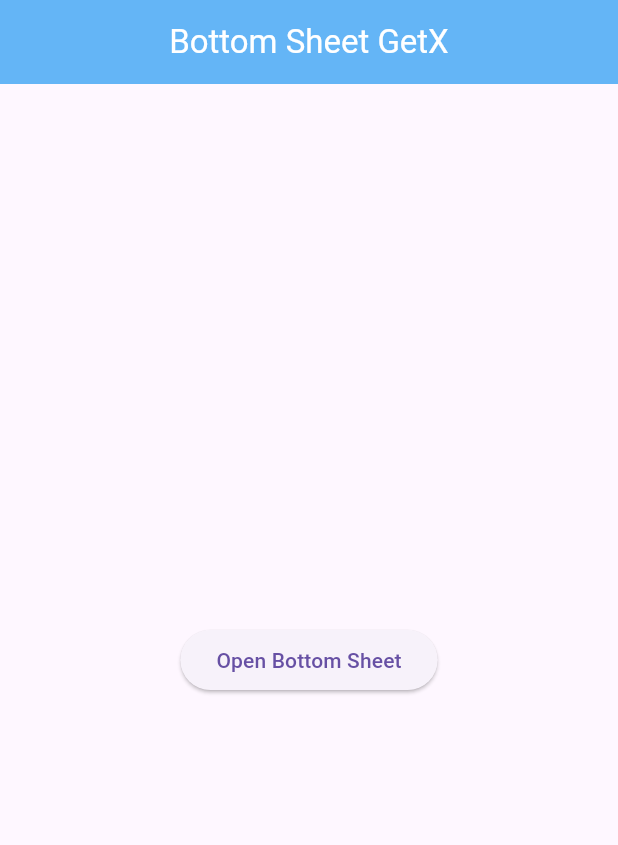
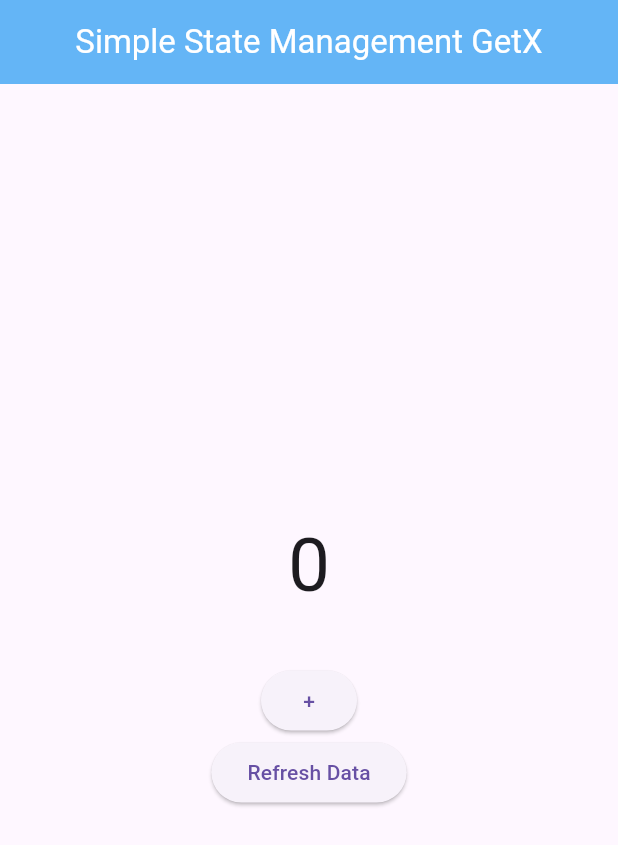
Before and after one commit to pendragonnn/learn-state-management-getx-flutter, a Flutter app: the screen it shows after launch, on a phone screen of 412 x 824 dp. Shown: the top 845 px of the screen. Run offline on Flutter 3.47's test engine with Material 3 defaults, Android fonts, the light colour scheme and no system bars; our stand-ins replace get.

Commit message:
add: simple & reactive state manager with GetX

```diff
--- /dev/null
+++ b/lib/controllers/MainController.dart
@@ -0,0 +1,24 @@
+import 'package:get/get.dart';
+
+class MainController extends GetxController {
+  // untuk reactive state manager
+  // menambahkan .obs agar bisa dipantau (bersifat reaktif)
+  var data = 0.obs; // view dalam widget menggunakan obx
+
+  // untuk simple state manager
+  int simpleData = 0; // view dalam widget menggunakan GetBuilder
+
+  void increment() => data++;
+  void simpleIncrement() {
+    simpleData++;
+
+    // update untuk memperbarui tampilan nilai dalam widget ketika nilainya 5
+    if (simpleData == 5) {
+      update();
+    }
+  }
+
+  void refreshScreen() {
+    update();
+  }
+}
--- a/lib/main.dart
+++ b/lib/main.dart
@@ -1,6 +1,8 @@
 import 'package:flutter/material.dart';
 import 'package:get/get.dart';
-import 'package:state_management_getx_flutter/pages/BottomSheetPage.dart';
+// import 'package:state_management_getx_flutter/pages/BottomSheetPage.dart';
+// import 'package:state_management_getx_flutter/pages/ReactiveStateManagementPage.dart';
+import 'package:state_management_getx_flutter/pages/SimpleStateManagementPage.dart';
 // import 'package:state_management_getx_flutter/pages/DialogPage.dart';
 // import 'package:state_management_getx_flutter/pages/SnackBarPage.dart';
 
@@ -15,7 +17,7 @@
   @override
   Widget build(BuildContext context) {
     return GetMaterialApp(
-      home: BottomSheetPage(),
+      home: SimpleStateManagementPage(),
     );
   }
 }
--- /dev/null
+++ b/lib/pages/SimpleStateManagementPage.dart
@@ -0,0 +1,59 @@
+import 'package:flutter/material.dart';
+import 'package:get/get.dart';
+import 'package:state_management_getx_flutter/controllers/MainController.dart';
+
+class SimpleStateManagementPage extends StatelessWidget {
+  // const SimpleStateManagementPage({super.key});
+  // menghubungkan widget dengan controller yang sudah dibuat
+  final mainC = Get.put(MainController());
+
+  @override
+  Widget build(BuildContext context) {
+    return Scaffold(
+      appBar: AppBar(
+        backgroundColor: Colors.blue[300],
+        title: Center(
+          child: Text(
+            "Simple State Management GetX",
+            style: TextStyle(
+              color: Colors.white,
+            ),
+          ),
+        ),
+      ),
+      body: Center(
+        child: Column(
+          mainAxisAlignment: MainAxisAlignment.center,
+          children: [
+            GetBuilder<MainController>(
+              builder: (controller) => Text(
+                // menggunakan state dari controller
+                "${controller.simpleData}",
+                style: TextStyle(
+                  fontSize: 50,
+                ),
+              ),
+            ),
+            SizedBox(
+              height: 30,
+            ),
+            ElevatedButton(
+              onPressed: () {
+                // memanggil fungsi increment dari controller
+                mainC.simpleIncrement();
+              },
+              child: Text("+"),
+            ),
+            ElevatedButton(
+              onPressed: () {
+                // refresh layar untuk trigger update data
+                mainC.refreshScreen();
+              },
+              child: Text("Refresh Data"),
+            ),
+          ],
+        ),
+      ),
+    );
+  }
+}
```
Also changed, not shown: lib/pages/ReactiveStateManagementPage.dart (added, +52 -0 lines).
